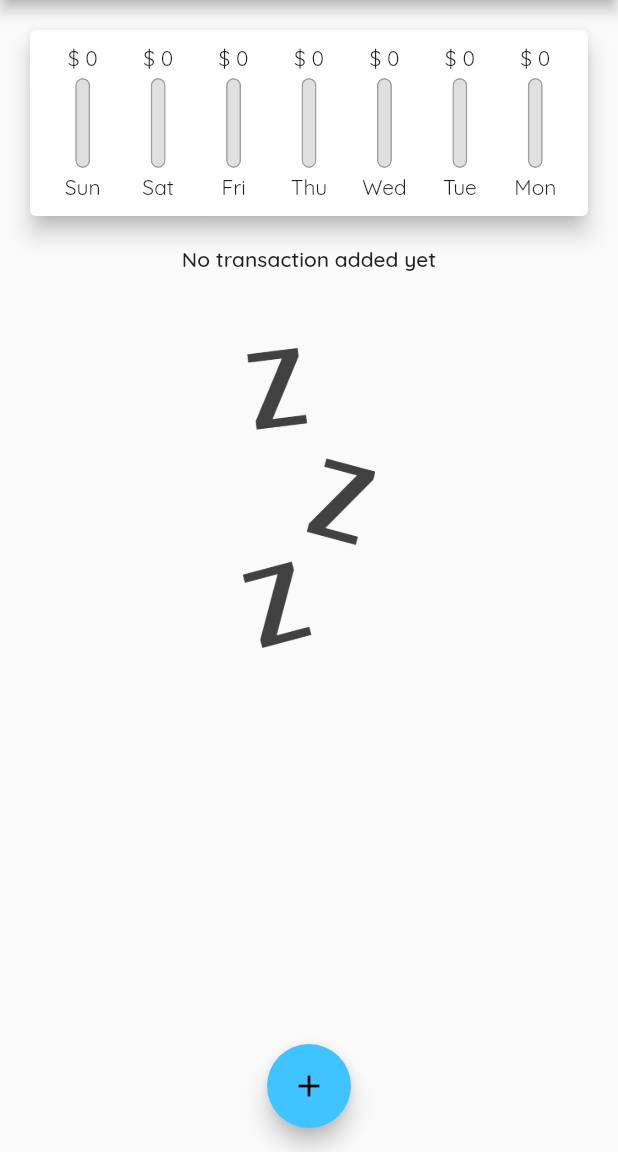
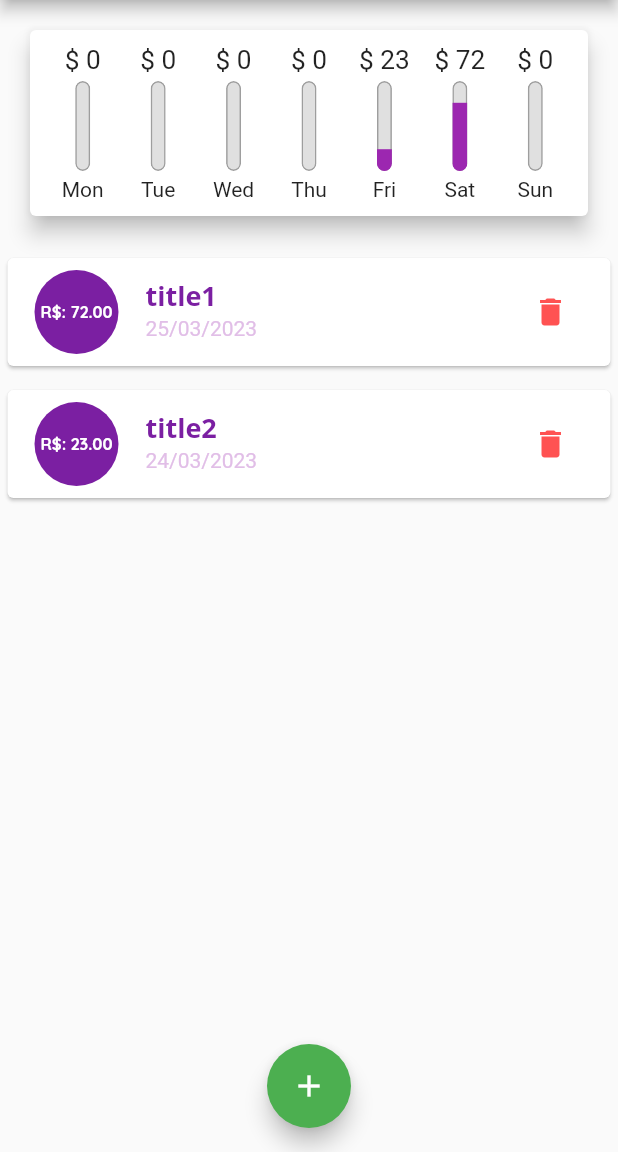
Before and after one commit to nayara-vecchia/flutter_complete_guide_personal_expenses, a Flutter app: the screen it shows after launch, on a phone screen of 412 x 824 dp, the part 84-1236 px from its top. Run offline on Flutter 3.47's test engine with Material 2 defaults, Android fonts, the phone set to English and light mode, and no system bars.

Commit message:
feat: polishing ui

```diff
--- a/lib/main.dart
+++ b/lib/main.dart
@@ -17,9 +17,21 @@ class MyApp extends StatelessWidget {
     return MaterialApp(
       title: myTitle,
       theme: ThemeData(
-          primarySwatch: Colors.purple,
-          accentColor: Colors.lightBlueAccent,
-          fontFamily: 'Quicksand'),
+        primarySwatch: Colors.purple,
+        accentColor: Color.fromARGB(255, 76, 175, 80),
+        errorColor: Colors.redAccent,
+        fontFamily: 'Quicksand',
+        textTheme: ThemeData.light().textTheme.copyWith(
+              titleMedium: TextStyle(
+                fontFamily: 'OpenSans',
+                fontWeight: FontWeight.bold,
+                fontSize: 18,
+              ),
+              // button: TextStyle(
+              //   color: Colors.white,
+              // ),
+            ),
+      ),
       //adaptar para versão pós 2.4.0
       home: myHomePage,
     );
@@ -38,18 +50,22 @@ class _MyHomePageState extends State<MyHomePage> {
   final myChart = 'Chart';
 
   final List<Transaction> _userTransaction = [
-    // Transaction(
-    //   id: '01',
-    //   title: 'title1',
-    //   amount: 72,
-    //   date: DateTime.now(),
-    // ),
-    // Transaction(
-    //   id: '02',
-    //   title: 'title2',
-    //   amount: 23,
-    //   date: DateTime.now(),
-    // )
+    Transaction(
+      id: '01',
+      title: 'title1',
+      amount: 72,
+      date: DateTime.now().subtract(
+        Duration(days: 1),
+      ),
+    ),
+    Transaction(
+      id: '02',
+      title: 'title2',
+      amount: 23,
+      date: DateTime.now().subtract(
+        Duration(days: 2),
+      ),
+    )
   ];
 
   List<Transaction> get recentTransaction {
@@ -62,12 +78,13 @@ class _MyHomePageState extends State<MyHomePage> {
     }).toList();
   }
 
-  void _addNewTransaction(String txTitle, double txAmount) {
+  void _addNewTransaction(
+      String txTitle, double txAmount, DateTime selectedDate) {
     final newTx = Transaction(
       id: DateTime.now().toString(),
       title: txTitle,
       amount: txAmount,
-      date: DateTime.now(),
+      date: selectedDate,
     );
 
     setState(() {
@@ -86,6 +103,12 @@ class _MyHomePageState extends State<MyHomePage> {
         );
       },
     );
+  }
+
+  void _deleteTransaction(String id) {
+    setState(() {
+      _userTransaction.removeWhere((element) => element.id == id);
+    });
   }
 
   @override
@@ -117,16 +140,9 @@ class _MyHomePageState extends State<MyHomePage> {
         mainAxisAlignment: MainAxisAlignment.start,
         crossAxisAlignment: CrossAxisAlignment.stretch,
         children: <Widget>[
-          // SizedBox(
-          //   width: double.infinity,
-          //   child: Card(
-          //     color: Theme.of(context).primaryColorLight,
-          //     elevation: 5,
-          //     child: Text(myChart), //Container substituido por SizedBox
-          //   ),
-          // ),
           Chart(recentTransaction),
-          TransactionList(_userTransaction),
+          Expanded(
+              child: TransactionList(_userTransaction, _deleteTransaction)),
         ],
       ),
     );
--- a/lib/widgets/chart.dart
+++ b/lib/widgets/chart.dart
@@ -28,7 +28,7 @@ class Chart extends StatelessWidget {
         'day': DateFormat.E().format(weekDay).toString(),
         'amount': totalSum,
       };
-    });
+    }).reversed.toList();
   }
 
   double get totalSpending {
--- a/lib/widgets/chart_bar.dart
+++ b/lib/widgets/chart_bar.dart
@@ -11,8 +11,11 @@ class Chartbar extends StatelessWidget {
   Widget build(BuildContext context) {
     return Column(
       children: [
-        FittedBox(
-          child: Text('\$ ${spendingAmount.toStringAsFixed(0)}'),
+        Container(
+          height: 20,
+          child: FittedBox(
+            child: Text('\$ ${spendingAmount.toStringAsFixed(0)}'),
+          ),
         ),
         SizedBox(
           height: 4,
@@ -34,11 +37,14 @@ class Chartbar extends StatelessWidget {
                     borderRadius: BorderRadius.circular(10),
                   ),
                 ),
-                FractionallySizedBox(
-                  heightFactor: spendingPctOfTotal,
-                  child: Container(
-                    decoration: BoxDecoration(
-                      color: Theme.of(context).primaryColor,
+                Align(
+                  alignment: Alignment.bottomCenter,
+                  child: FractionallySizedBox(
+                    heightFactor: spendingPctOfTotal,
+                    child: Container(
+                      decoration: BoxDecoration(
+                        color: Theme.of(context).primaryColor,
+                      ),
                     ),
                   ),
                 ),
--- a/lib/widgets/transaction_list.dart
+++ b/lib/widgets/transaction_list.dart
@@ -7,13 +7,14 @@ class TransactionList extends StatelessWidget {
   //const TransactionList({Key? key}) : super(key: key);
 
   final List<Transaction> transactions;
+  final Function deleteTransactions;
 
-  TransactionList(this.transactions);
+  TransactionList(this.transactions, this.deleteTransactions);
 
   @override
   Widget build(BuildContext context) {
     return SizedBox(
-      height: 300,
+      //height: 300,
       child: transactions.isEmpty
           ? Column(
               children: <Widget>[
@@ -73,62 +74,14 @@ class TransactionList extends StatelessWidget {
                         color: Theme.of(context).primaryColorLight,
                       ),
                     ),
+                    trailing: IconButton(
+                      onPressed: () =>
+                          deleteTransactions(transactions[index].id),
+                      icon: Icon(Icons.delete),
+                      color: Theme.of(context).errorColor,
+                    ),
                   ),
                 );
-
-                // return Card(
-                //   elevation: 5,
-                //   child: Row(
-                //     children: <Widget>[
-                //       Container(
-                //         constraints: const BoxConstraints(minWidth: 90),
-                //         alignment: Alignment.center,
-                //         margin: const EdgeInsets.symmetric(
-                //           vertical: 10,
-                //           horizontal: 15,
-                //         ),
-                //         decoration: BoxDecoration(
-                //           border: Border.all(
-                //             color: Theme.of(context).primaryColor,
-                //             width: 2,
-                //           ),
-                //         ),
-                //         padding: const EdgeInsets.all(10),
-                //         child: Text(
-                //           'R\$: ${transactions[index].amount.toStringAsFixed(2)}',
-                //           style: TextStyle(
-                //             fontWeight: FontWeight.bold,
-                //             fontSize: 20,
-                //             // color: Theme.of(context).primaryColor,
-                //             color: Theme.of(context).primaryColor,
-                //           ),
-                //         ),
-                //       ),
-                //       Column(
-                //         crossAxisAlignment: CrossAxisAlignment.start,
-                //         children: <Widget>[
-                //           Text(
-                //             transactions[index].title,
-                //             style: TextStyle(
-                //               fontWeight: FontWeight.bold,
-                //               fontSize: 18,
-                //               color: Theme.of(context).primaryColorDark,
-                //             ),
-                //           ),
-                //           Text(
-                //             DateFormat('dd/MM/yyyy')
-                //                 .format(transactions[index].date),
-                //             style: TextStyle(
-                //               fontWeight: FontWeight.w400,
-                //               fontSize: 14,
-                //               color: Theme.of(context).primaryColorLight,
-                //             ),
-                //           ),
-                //         ],
-                //       ),
-                //     ],
-                //   ),
-                // );
               },
             ),
     );
```
Also changed, not shown: lib/widgets/new_transaction.dart (+66 -18 lines).
